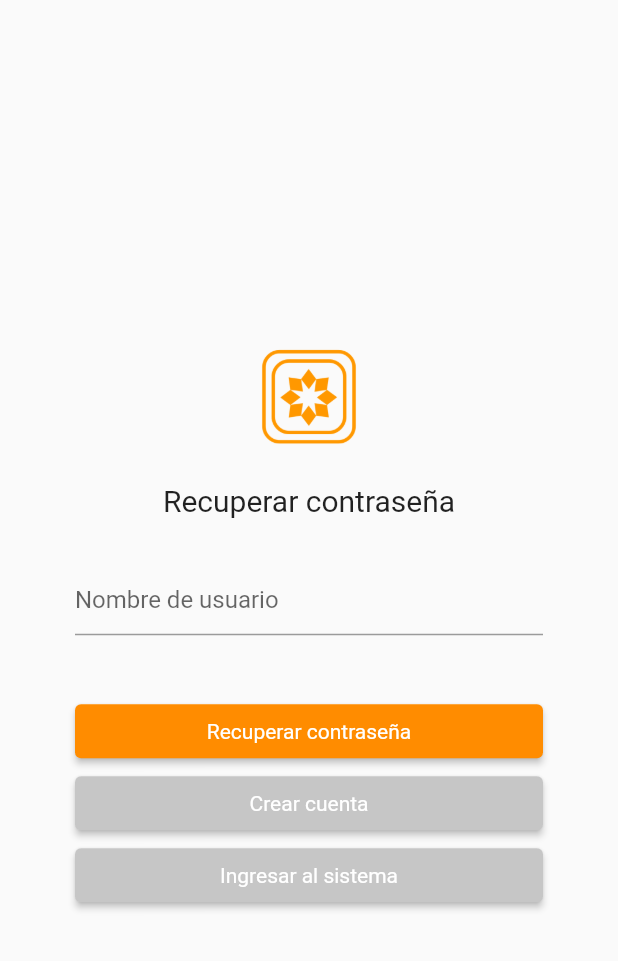
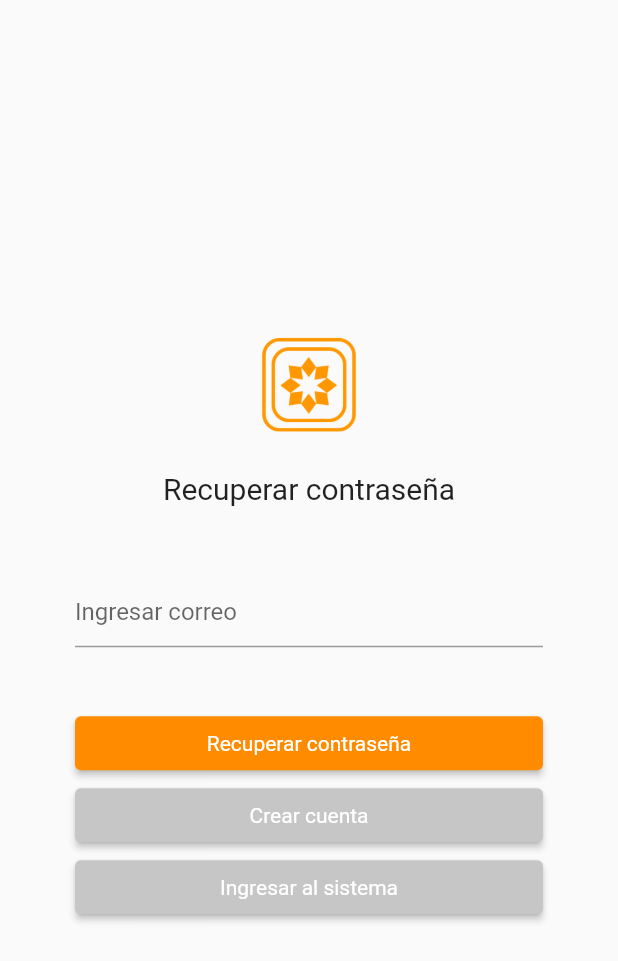
Before and after one commit to ggarma/g3_asignacion_5, a Flutter app: the ResetPasswordView screen opened by its route, on a phone screen of 412 x 824 dp. Shown: the top 961 px of the screen. Run offline on Flutter 3.47's test engine with Material 2 defaults, Android fonts, the phone set to English and light mode, and no system bars; our stand-ins replace firebase_auth, firebase_core; accounts and stored records are empty; network calls fail.

Commit message:
Reset Password

```diff
--- a/lib/views/ResetPassword.dart
+++ b/lib/views/ResetPassword.dart
@@ -1,5 +1,6 @@
 import 'dart:io';
 import 'package:flutter/material.dart';
+import 'package:firebase_auth/firebase_auth.dart';
 import 'package:g3_asignacion_5/components/androidComponents/androidComponent.dart';
 import 'package:g3_asignacion_5/components/iosComponents/iosComponent.dart';
 
@@ -20,12 +21,51 @@ class ResetPasswordView extends StatefulWidget {
 class _ResetPasswordViewState extends State<ResetPasswordView> {
   final TextEditingController _emailController = TextEditingController();
 
+  bool _isValidEmail = true;
+
+  bool _validateEmail() {
+    // Expresión regular para validar el formato de correo electrónico.
+    final emailRegExp = RegExp(r'^[\w-\.]+@([\w-]+\.)+[\w-]{2,4}$');
+    setState(() {
+      _isValidEmail = emailRegExp.hasMatch(_emailController.text);
+    });
+    return _isValidEmail;
+  }
+
+  var message = '';
+
   void navigateToCreateAccount() {
     Navigator.pushNamed(context, '/createAccount');
   }
 
   void navigateToLogin() {
     Navigator.pushNamed(context, '/login');
+  }
+
+  void resetPasswordButton() async {
+    //validar formato de correo
+    if (_validateEmail()) {
+      await FirebaseAuth.instance
+          .sendPasswordResetEmail(email: _emailController.text)
+          .then(
+        (value) async {
+          setState(() {
+            message = "Mensaje enviado";
+          });
+          Future.delayed(Duration(seconds: 3), () {
+            Navigator.pushNamed(context, '/login');
+          });
+        },
+      ).onError((error, stackTrace) {
+        setState(() {
+          message = 'Error: No se encontró correo';
+        });
+      });
+    } else {
+      setState(() {
+        message = 'Error en formato de correo.';
+      });
+    }
   }
 
   @override
@@ -61,11 +101,20 @@ class _ResetPasswordViewState extends State<ResetPasswordView> {
                 textAlign: TextAlign.center,
               ),
               SizedBox(
-                height: 30,
+                height: 15,
+              ),
+              Text(
+                message,
+                style: TextStyle(
+                    color:
+                        message.contains("Error") ? Colors.red : Colors.green),
+              ),
+              SizedBox(
+                height: 15,
               ),
               Platform.isAndroid
-                  ? AndroidTextField('Nombre de usuario', _emailController)
-                  : IOSTextField('Nombre de usuario', _emailController),
+                  ? AndroidTextField('Ingresar correo', _emailController)
+                  : IOSTextField('Ingresar correo', _emailController),
               SizedBox(
                 height: 40,
                 width: 132,
@@ -73,17 +122,18 @@ class _ResetPasswordViewState extends State<ResetPasswordView> {
               Platform.isAndroid
                   ? SizedBox(
                       width: 333,
-                      child: AndroidButton(
-                          Text("Recuperar contraseña"),
-                          () {},
-                          Color.fromARGB(255, 255, 140, 0),
+                      child: AndroidButton(Text("Recuperar contraseña"), () {
+                        resetPasswordButton();
+                      }, Color.fromARGB(255, 255, 140, 0),
                           Color.fromARGB(255, 0, 0, 0)))
                   : Container(
                       width: 333,
                       margin: EdgeInsets.only(bottom: 10),
                       child: IOSButton(
                         Text("Recuperar contraseña"),
-                        () {},
+                        () {
+                          resetPasswordButton();
+                        },
                         Color.fromARGB(255, 255, 140, 0),
                       ),
                     ),
```
Also changed, not shown: lib/views/FollowView.dart (line endings or trailing spaces).
